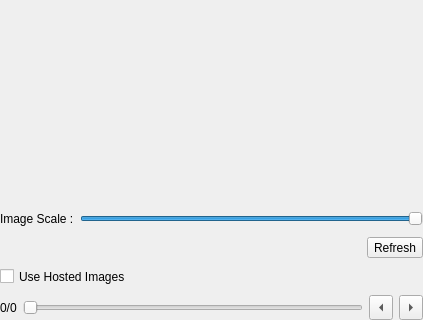
Qt form tilebooru/tilebooru_docker.ui (webbster64/Krita-Tilebooru-Parallax-mapping-Plugin) before a commit; both pictures show x 0 to 423 and y 562 to 882 of the 423 by 882 pixel window.
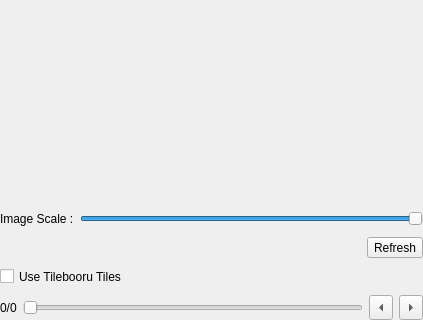
The same form after that commit.

Commit message: name Changes and updated ReadMe

```diff
--- a/tilebooru/tilebooru_docker.ui
+++ b/tilebooru/tilebooru_docker.ui
@@ -387,7 +387,7 @@
                     </size>
                 </property>
                 <property name="text">
-                    <string>Use Hosted Images</string>
+                    <string>Use Tilebooru Tiles</string>
                 </property>
             </widget>
         </item>
```
The commit also changes 2 other files.
